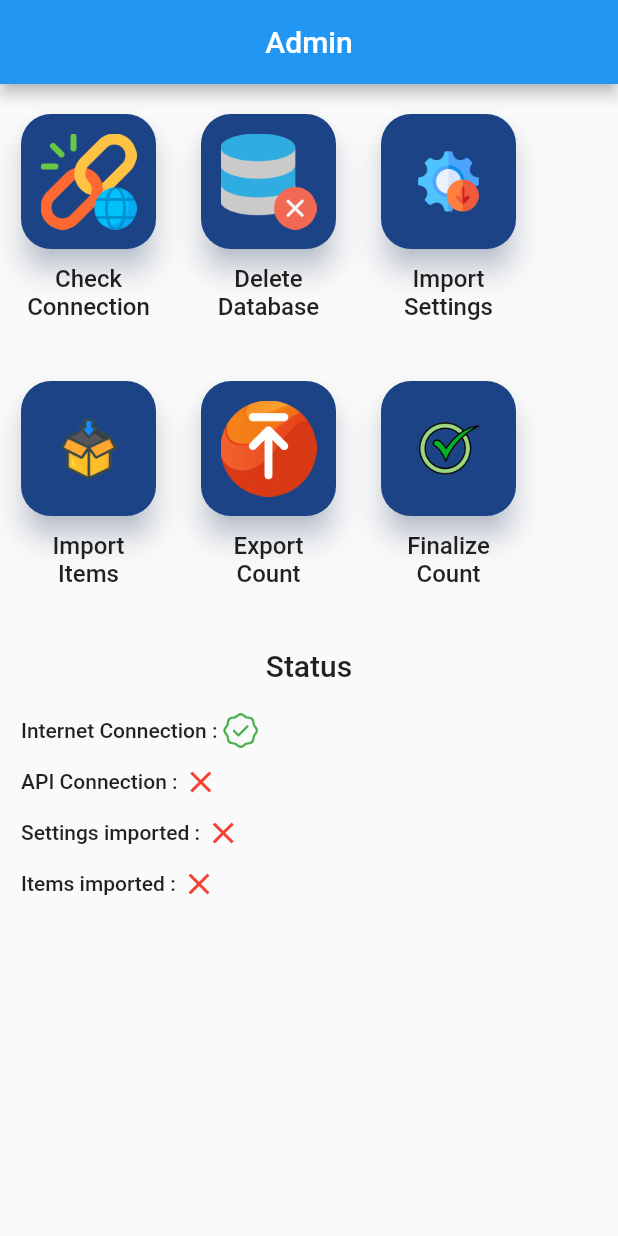
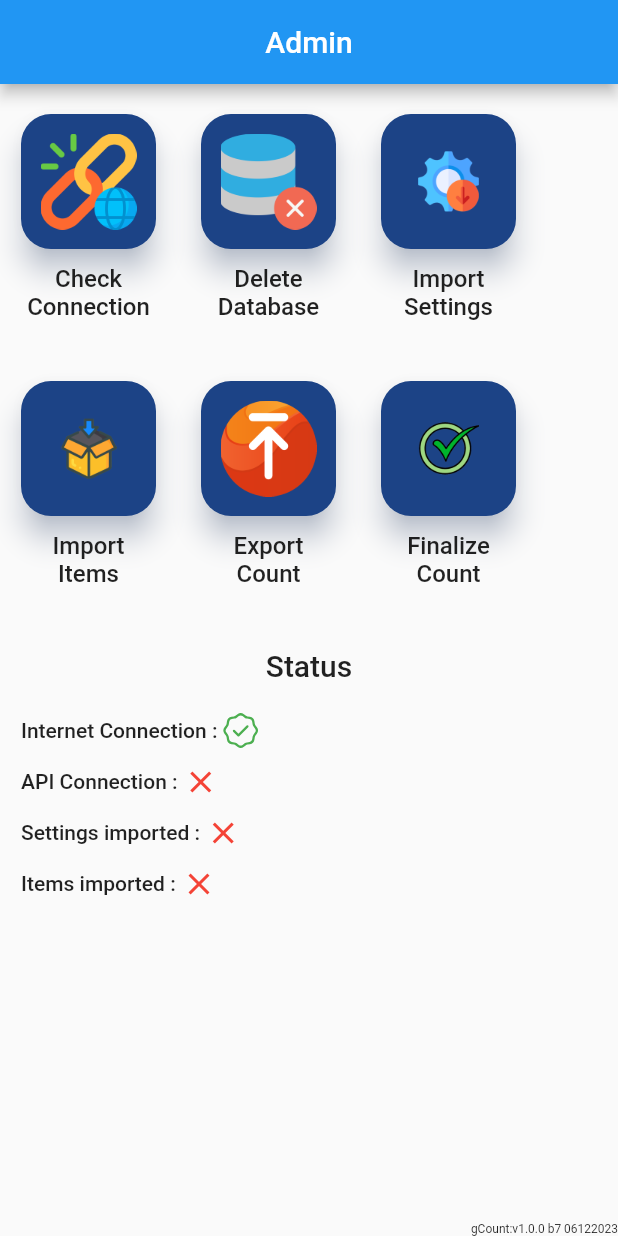
Before and after one commit to multiplexintl/g_count, a Flutter app: the AdminPage screen opened by its route, on a phone screen of 412 x 824 dp. Run offline on Flutter 3.47's test engine with Material 2 defaults, Android fonts, the phone set to English and light mode, and no system bars; our stand-ins replace audioplayers, buttons_tabbar, dartz, device_info_plus, flutter_typeahead, get and 6 more; missing offline and left inert: global_configuration, overlay_loading_progress, unique_identifier; accounts and stored records are empty; network calls fail; statements that could not run were skipped.

Commit message:
app version added

```diff
--- a/lib/pages/admin_screen.dart
+++ b/lib/pages/admin_screen.dart
@@ -19,7 +19,10 @@ class AdminPage extends StatelessWidget {
     return Scaffold(
       appBar: CustomWidgets.customAppBar("Admin", back: isBack),
       //  bottomNavigationBar: const BottomBarWidget(),
-      body: Padding(
+      body: Column(
+        mainAxisAlignment: MainAxisAlignment.spaceBetween,
+        children: [
+          Padding(
             padding: const EdgeInsets.only(left: 14, right: 14, top: 20),
             child: Container(
               width: double.infinity,
@@ -108,7 +111,8 @@ class AdminPage extends StatelessWidget {
                                   con: con.dashCon,
                                   onPressedOk: () async {
                                     if (formKey.currentState!.validate()) {
-                                  FocusManager.instance.primaryFocus?.unfocus();
+                                      FocusManager.instance.primaryFocus
+                                          ?.unfocus();
                                       Get.back();
                                       CustomWidgets.startLoading(context);
                                       con.finalizeCount();
@@ -133,9 +137,14 @@ class AdminPage extends StatelessWidget {
                   Obx(
                     () => Column(
                       children: [
-                    Text(
+                        GestureDetector(
+                          onDoubleTap: () {
+                            con.showIdToggle();
+                          },
+                          child: Text(
                             "Status",
                             style: Theme.of(context).textTheme.titleLarge,
+                          ),
                         ),
                         CustomWidgets.gap(h: 20),
                         statusWidget(
@@ -158,11 +167,13 @@ class AdminPage extends StatelessWidget {
                           value: con.itemsImport.value,
                           title: "Items imported : ",
                         ),
-                    // statusWidget(
-                    //   context: context,
-                    //   value: con.countExport.value,
-                    //   title: "Export Count : ",
-                    // ),
+                        if (con.showId.value)
+                          statusWidget(
+                            context: context,
+                            value: con.countExport.value,
+                            title: "Unique ID : ",
+                            child: Text(con.uniqueIdentifier.value),
+                          ),
                         // statusWidget(
                         //   context: context,
                         //   value: con.dashCon.countSetting.stat == "Completed",
@@ -176,22 +187,20 @@ class AdminPage extends StatelessWidget {
                       ],
                     ),
                   ),
-              Obx(() => GestureDetector(
-                    onDoubleTap: () {
-                      log("message");
-                      con.showId.toggle();
-                    },
-                    child: Container(
-                      height: 50,
-                      width: con.showId.value ? 150 : 50,
-                      color: Colors.transparent,
-                      child: Text(
-                          con.showId.value ? con.uniqueIdentifier.value : ""),
-                    ),
-                  )),
                 ],
               ),
             ),
+          ),
+          Align(
+            alignment: Alignment.bottomRight,
+            child: Text(
+              "gCount:v${con.version} b${con.buildNumber} ${con.dateTime}",
+              style: const TextStyle(
+                fontSize: 8,
+              ),
+            ),
+          )
+        ],
       ),
     );
   }
@@ -199,7 +208,8 @@ class AdminPage extends StatelessWidget {
   Padding statusWidget(
       {required BuildContext context,
       required bool value,
-      required String title}) {
+      required String title,
+      Widget? child}) {
     return Padding(
       padding: const EdgeInsets.only(bottom: 10),
       child: Row(
@@ -213,7 +223,8 @@ class AdminPage extends StatelessWidget {
                   OctIcons.verified_24,
                   color: Colors.green,
                 )
-              : const Icon(
+              : child ??
+                  const Icon(
                     Icons.close,
                     color: Colors.red,
                   ),
--- a/pubspec.yaml
+++ b/pubspec.yaml
@@ -16,7 +16,7 @@ publish_to: 'none' # Remove this line if you wish to publish to pub.dev
 # https://developer.apple.com/library/archive/documentation/General/Reference/InfoPlistKeyReference/Articles/CoreFoundationKeys.html
 # In Windows, build-name is used as the major, minor, and patch parts
 # of the product and file versions while build-number is used as the build suffix.
-version: 1.0.0+1
+version: 1.0.0+7
 
 environment:
   sdk: '>=3.0.6 <4.0.0'
@@ -55,6 +55,7 @@ dependencies:
   path_provider: ^2.1.1
   permission_handler: ^11.0.1
   device_info_plus: ^9.1.1
+  package_info_plus: ^4.2.0
 
 
 
```
Also changed, not shown: lib/controllers/admin_controller.dart (+20 -0 lines), pubspec.lock. Lines whose indentation alone changed are shown as unchanged.
